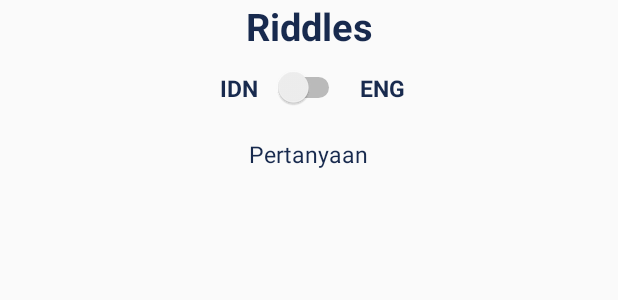
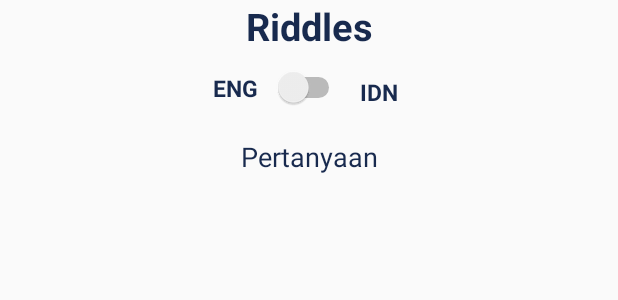
Before and after one commit to Pypoh/Snapventure, an Android app: the layout camera_custom_sweet_sheet.xml on its own in the app's theme, with its tools: preview values and no code run, on a phone screen of 412 x 824 dp. Shown: the top 300 px of the screen. Run offline under Robolectric (Android 15) with nearby library versions, the phone set to English and light mode, and no system bars.

Commit message:
TTS DONE

```diff
--- a/app/src/main/java/com/raion/snapventure/StageRVAdapter.java
+++ b/app/src/main/java/com/raion/snapventure/StageRVAdapter.java
@@ -72,6 +72,7 @@ public class StageRVAdapter extends RecyclerView.Adapter<StageRVAdapter.ViewHold
             v.setOnClickListener(this);
 
             _itemName = v.findViewById(R.id.item_level_name);
+            mCardView = v.findViewById(R.id.card_item);
 
         }
 
--- a/app/src/main/res/layout/camera_custom_sweet_sheet.xml
+++ b/app/src/main/res/layout/camera_custom_sweet_sheet.xml
@@ -46,7 +46,7 @@
             android:layout_height="wrap_content"
             android:layout_marginEnd="10dp"
             android:layout_marginRight="10dp"
-            android:text="IDN"
+            android:text="ENG"
             android:textColor="@color/blue"
             android:textSize="15sp"
             android:textStyle="bold"
@@ -60,17 +60,16 @@
             android:layout_height="wrap_content"
             android:layout_marginStart="10dp"
             android:layout_marginLeft="10dp"
-            android:text="ENG"
+            android:text="IDN"
             android:textColor="@color/blue"
             android:textSize="15sp"
             android:textStyle="bold"
             app:layout_constraintBottom_toBottomOf="@+id/hint_switch"
-            app:layout_constraintStart_toEndOf="@+id/hint_switch"
-            app:layout_constraintTop_toTopOf="@+id/hint_switch" />
+            app:layout_constraintStart_toEndOf="@+id/hint_switch" />
 
         <TextView
             android:id="@+id/hint_questionTv"
-            android:layout_width="wrap_content"
+            android:layout_width="0dp"
             android:layout_height="wrap_content"
             android:layout_marginStart="20dp"
             android:layout_marginLeft="20dp"
@@ -78,9 +77,12 @@
             android:layout_marginEnd="20dp"
             android:layout_marginRight="20dp"
             android:text="Pertanyaan"
+            android:textAlignment="center"
             android:textColor="@color/blue"
-            android:textSize="15sp"
+            android:textSize="18sp"
             app:layout_constraintEnd_toEndOf="parent"
+            app:layout_constraintLeft_toLeftOf="parent"
+            app:layout_constraintRight_toRightOf="parent"
             app:layout_constraintStart_toStartOf="parent"
             app:layout_constraintTop_toBottomOf="@+id/hint_switch" />
 
--- a/app/src/main/res/layout/stage_item.xml
+++ b/app/src/main/res/layout/stage_item.xml
@@ -5,7 +5,7 @@
     xmlns:app="http://schemas.android.com/apk/res-auto">
 
     <android.support.v7.widget.CardView
-        android:id="@+id/card3"
+        android:id="@+id/card_item"
         android:layout_width="100dp"
         android:layout_height="100dp"
         app:cardCornerRadius="15dp"
```
Also changed, not shown: app/src/main/java/com/raion/snapventure/CameraViewActivity.java (+106 -8 lines).
